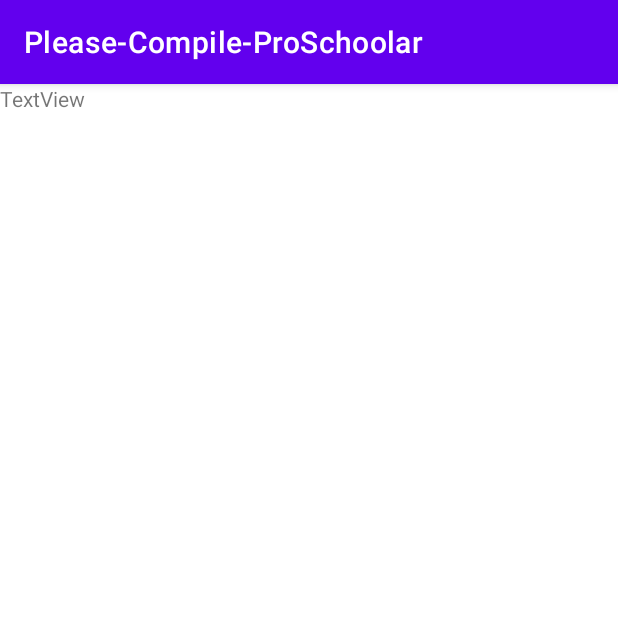
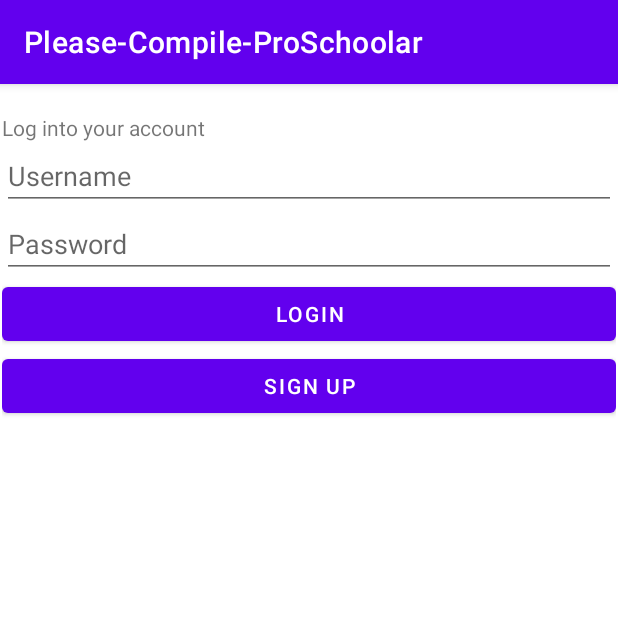
Before and after one commit to DROFEL/Please_Compile_ProSchoolar, an Android app: the screen it shows after launch (MainActivity), after a tap on "LOGIN", on a phone screen of 412 x 824 dp, the top half of it. Run offline under Robolectric (Android 15) with nearby library versions, the phone set to English and light mode, and no system bars; 1 other tap on this screen came first.

Commit message:
everything is inside the MainActivity.java file now

```diff
--- a/app/src/main/java/com/example/please_compile_proschoolar/MainActivity.java
+++ b/app/src/main/java/com/example/please_compile_proschoolar/MainActivity.java
@@ -2,41 +2,89 @@ package com.example.please_compile_proschoolar;
 
 import androidx.appcompat.app.AppCompatActivity;
 
-import android.content.Intent;
 import android.os.Bundle;
 import android.view.View;
 import android.widget.Button;
+import android.widget.EditText;
 import android.widget.TextView;
 
-import java.util.ArrayList;
+public class  MainActivity extends AppCompatActivity {
 
-public class  MainActivity extends AppCompatActivity {
     private Student currentStudent;
+
+    //MAIN LAYOUT
     private Button btnMainLogin;
-    private  Button btnAddTask;
-    private TextView title;
-    private TextView test;
+    private Button btnMainAddTask;
+    private Button btnMainLeft;
+    private Button btnMainRight;
+    private TextView txvMainTitle;
 
+    // TASK INFORMATION
+    private TextView txvMainTaskName;
+    private TextView txvMainTaskCourse;
+    private TextView txvMainTaskGradePrecent;
+    private TextView txvMainTaskGradeWeight;
+    private TextView txvMainTaskDueDate;
+
+    //LOGIN LAYOUT
+    private TextView txvLoginTitle;
+    private EditText etxtLoginName;
+    private EditText etxtLoginPassword;
+    private Button btnLoginSubmit;
+    private Button btnLoginSignup;
+
+
+    //SIGNUP LAYOUT
+    private TextView txvSignupTitle;
+    private EditText etxtSignupName;
+    private EditText etxtSignupPassword;
+    private Button btnSignupRegister;
+    private Button btnSignupReturn;
 
     @Override
     protected void onCreate(Bundle savedInstanceState) {
         super.onCreate(savedInstanceState);
         setContentView(R.layout.activity_main);
 
+        //MAIN LAYOUT
         btnMainLogin = (Button) findViewById(R.id.btnMainLogin);
-        btnAddTask = (Button) findViewById(R.id.btnMainLogin);
-        title = (TextView) findViewById(R.id.txvMainTitle);
-        test = (TextView) findViewById(R.id.txvTestText);
-        test.setText();
+        btnMainAddTask = (Button) findViewById(R.id.btnMainAddTask);
+        btnMainLeft = (Button) findViewById(R.id.btnMainLeft);
+        btnMainRight = (Button) findViewById(R.id.btnMainRight);
+        txvMainTitle = (TextView) findViewById(R.id.txvMainTitle);
+
+        //TASK LAYOUT
+        txvMainTaskName =(TextView) findViewById(R.id.txvMainTaskName);
+        txvMainTaskCourse =(TextView) findViewById(R.id.txvMainTaskCourse);
+        txvMainTaskGradePrecent =(TextView) findViewById(R.id.txvMainTaskGradePercent);
+        txvMainTaskGradeWeight =(TextView) findViewById(R.id.txvMainTaskGradeWeight);
+        txvMainTaskDueDate =(TextView) findViewById(R.id.txvMainTaskDueDate);
+
+        //LOGIN LAYOUT
+        txvLoginTitle = (TextView) findViewById(R.id.txvLoginTitle);
+        etxtLoginName = (EditText) findViewById(R.id.etxtLoginName);
+        etxtLoginPassword = (EditText) findViewById(R.id.etxtLoginPassword);
+        btnLoginSignup = (Button) findViewById(R.id.btnLoginSignup);
+        btnLoginSubmit = (Button) findViewById(R.id.btnLoginSubmit);
+
+        //SIGNUP LAYOUT
+        txvSignupTitle = (TextView) findViewById(R.id.txvSignupTitle);
+        etxtSignupName = (EditText) findViewById(R.id.etxtSignupName);
+        etxtSignupPassword = (EditText) findViewById(R.id.etxtSignupPassword);
+        btnSignupRegister = (Button) findViewById(R.id.btnSignupRegister);
+        btnSignupReturn = (Button) findViewById(R.id.btnSignupReturn);
+
+
+
     }
     public void gotoLoginScreen(View view) {
         //Intent intent = new Intent(this, LoginActivity.class);
         //startActivity(intent);
-        setContentView(R.layout.test_layout);
-        DataSingle.getInstance()
+        setContentView(R.layout.login_layout);
+       // DataSingle.getInstance();
     }
     public void addTaskClicked(View view){
-        title.setText("Add task");
+        txvMainTitle.setText("Add task");
     }
 
 
--- /dev/null
+++ b/app/src/main/res/layout/login_layout.xml
@@ -0,0 +1,52 @@
+<?xml version="1.0" encoding="utf-8"?>
+<androidx.constraintlayout.widget.ConstraintLayout xmlns:android="http://schemas.android.com/apk/res/android"
+    xmlns:app="http://schemas.android.com/apk/res-auto"
+    xmlns:tools="http://schemas.android.com/tools"
+    android:layout_width="match_parent"
+    android:layout_height="match_parent">
+
+    <LinearLayout
+        android:layout_width="409dp"
+        android:layout_height="729dp"
+        android:orientation="vertical"
+        app:layout_constraintBottom_toBottomOf="parent"
+        app:layout_constraintEnd_toEndOf="parent"
+        app:layout_constraintStart_toStartOf="parent"
+        app:layout_constraintTop_toTopOf="parent">
+
+        <TextView
+            android:id="@+id/txvLoginTitle"
+            android:layout_width="match_parent"
+            android:layout_height="wrap_content"
+            android:text="Log into your account" />
+
+        <EditText
+            android:id="@+id/etxtLoginName"
+            android:layout_width="match_parent"
+            android:layout_height="wrap_content"
+            android:ems="10"
+            android:hint="Username"
+            android:inputType="textPersonName" />
+
+        <EditText
+            android:id="@+id/etxtLoginPassword"
+            android:layout_width="match_parent"
+            android:layout_height="wrap_content"
+            android:ems="10"
+            android:hint="Password"
+            android:inputType="textPassword" />
+
+        <Button
+            android:id="@+id/btnLoginSubmit"
+            android:layout_width="match_parent"
+            android:layout_height="wrap_content"
+            android:text="Login" />
+
+        <Button
+            android:id="@+id/btnLoginSignup"
+            android:layout_width="match_parent"
+            android:layout_height="wrap_content"
+            android:text="Sign up" />
+
+    </LinearLayout>
+</androidx.constraintlayout.widget.ConstraintLayout>
--- /dev/null
+++ b/app/src/main/res/layout/task_layout.xml
@@ -0,0 +1,6 @@
+<?xml version="1.0" encoding="utf-8"?>
+<androidx.constraintlayout.widget.ConstraintLayout xmlns:android="http://schemas.android.com/apk/res/android"
+    android:layout_width="match_parent"
+    android:layout_height="match_parent">
+
+</androidx.constraintlayout.widget.ConstraintLayout>
--- a/app/src/main/res/layout/test_layout.xml
+++ /dev/null
@@ -1,14 +0,0 @@
-<?xml version="1.0" encoding="utf-8"?>
-<androidx.constraintlayout.widget.ConstraintLayout xmlns:android="http://schemas.android.com/apk/res/android"
-    xmlns:tools="http://schemas.android.com/tools"
-    android:layout_width="match_parent"
-    android:layout_height="match_parent">
-
-    <TextView
-        android:id="@+id/txvTestText"
-        android:layout_width="wrap_content"
-        android:layout_height="wrap_content"
-        android:text="TextView"
-        tools:layout_editor_absoluteX="186dp"
-        tools:layout_editor_absoluteY="190dp" />
-</androidx.constraintlayout.widget.ConstraintLayout>
```
Also changed, not shown: app/src/main/java/com/example/please_compile_proschoolar/Instance.java (deleted, +0 -8 lines), app/src/main/res/layout/activity_main.xml (+10 -10 lines), app/src/main/res/layout/signup_layout.xml (added, +49 -0 lines), 1 other file.
